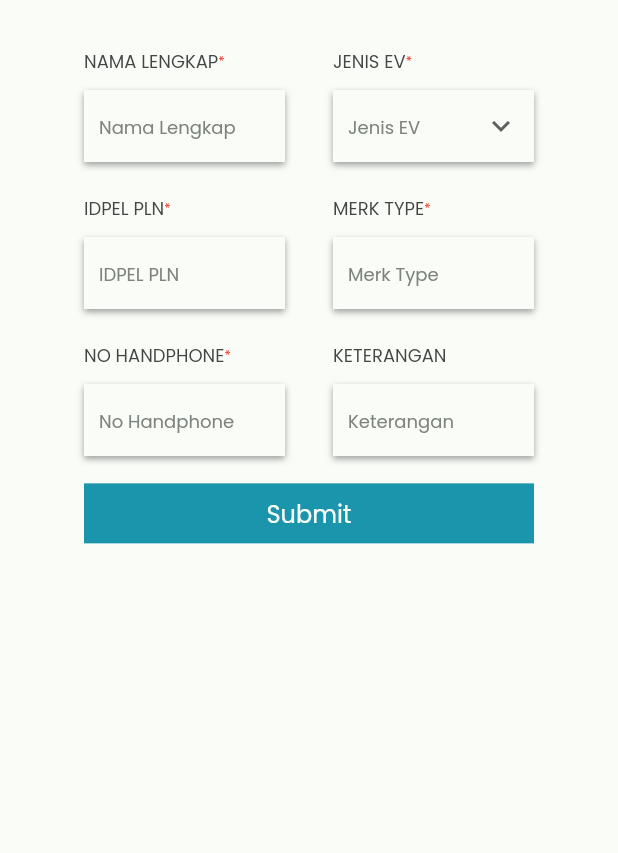
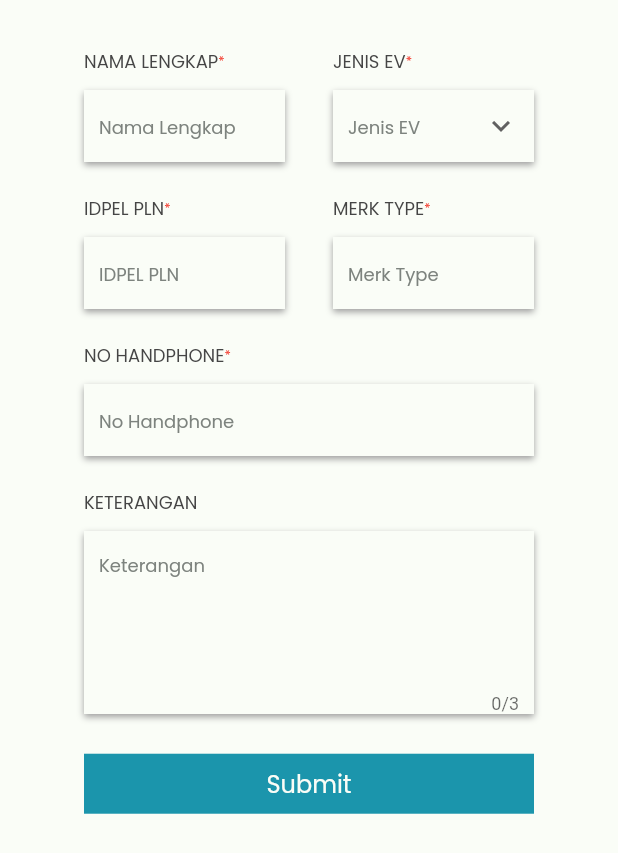
Before and after one commit to tgsat/form-spreadsheet, a Flutter app: the FormDesktop widget shown alone on an empty page, opened directly, on a phone screen of 412 x 824 dp. Shown: the top 853 px of the screen. Run offline on Flutter 3.47's test engine with Material 2 defaults, Android fonts, the phone set to English and light mode, and no system bars; our stand-ins replace cloud_firestore, connectivity_plus, firebase_core, fluttertoast, get, google_fonts and 1 more; accounts and stored records are empty; Roboto replaces fonts that are missing (OpenSans).

Commit message:
update: form ui desktop done

```diff
--- a/lib/view/form/widgets/form_desktop.dart
+++ b/lib/view/form/widgets/form_desktop.dart
@@ -110,10 +110,7 @@ class _FormDesktopState extends State<FormDesktop> {
               ),
             ],
           ),
-          Row(
-            children: [
-              Expanded(
-                child: CustomTextFieldGeneral(
+          CustomTextFieldGeneral(
             controller: mobileCont,
             label: Dictionary.noPhone,
             isRequired: true,
@@ -123,18 +120,17 @@ class _FormDesktopState extends State<FormDesktop> {
             ],
             textInputAction: TextInputAction.done,
           ),
-              ),
-              Expanded(
-                child: CustomTextFieldGeneral(
+          CustomTextFieldGeneral(
             controller: informationCont,
             label: Dictionary.information,
+            keyboardType: TextInputType.multiline,
             textCapitalization: TextCapitalization.words,
+            textInputAction: TextInputAction.done,
             isRequired: false,
+            isLines: true,
+            maxLength: 3,
           ),
-              ),
-            ],
-          ),
-          Space.y(2.w)!,
+          Space.y(4.w)!,
           ButtonGeneral(onTap: () {
             if (nameCont.text == '' &&
                 mobileCont.text == '' &&
```
Also changed, not shown: 1 other file. Lines whose indentation alone changed are shown as unchanged.
